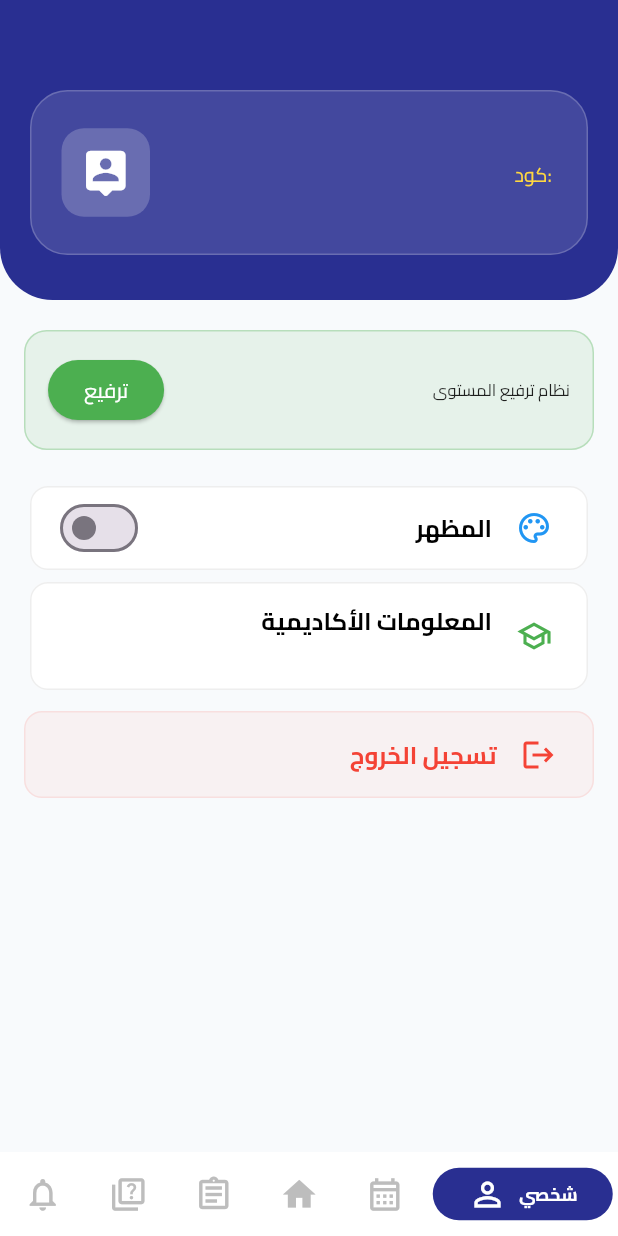
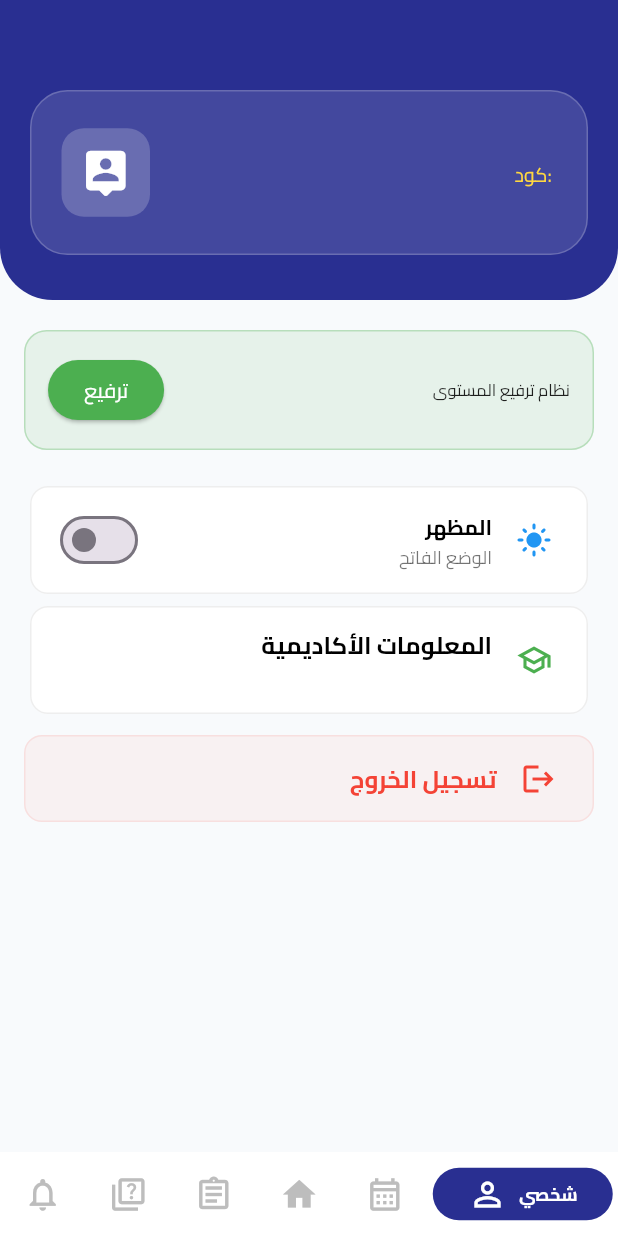
Before and after one commit to bayoumi99/Daleel-Naw3ya, a Flutter app: the StudentHomeScreen screen opened directly, item 6 of the bottom bar chosen, on a phone screen of 412 x 824 dp. Run offline on Flutter 3.47's test engine with Material 3 defaults, Android fonts, the phone set to English and light mode, and no system bars; drawn by our look-alikes of persistent_bottom_nav_bar; our stand-ins replace animate_do, cloud_firestore, firebase_auth, firebase_core, flutter_native_splash, google_fonts and 4 more; accounts and stored records are empty.

Commit message:
daleel_naw3ya

```diff
--- a/lib/tap/profile_tab.dart
+++ b/lib/tap/profile_tab.dart
@@ -295,23 +295,49 @@ class _ProfileScreenState extends State<ProfileScreen> {
   Widget _buildThemeSwitchTile() {
     return Card(
       elevation: 0,
+      // تغيير لون الكارت بناءً على الوضع
       color: widget.isDarkMode ? const Color(0xFF1E1E1E) : Colors.white,
       shape: RoundedRectangleBorder(
           borderRadius: BorderRadius.circular(12),
-          side: BorderSide(color: widget.isDarkMode ? Colors.white10 : Colors.grey.shade200)
-      ),
+          side: BorderSide(
+            color: widget.isDarkMode ? Colors.white10 : Colors.grey.shade200,
+          )),
       child: ListTile(
-        title: Text("المظهر", textAlign: TextAlign.right, style: TextStyle(color: widget.isDarkMode ? Colors.white : Colors.black, fontWeight: FontWeight.bold)),
+        // النصوص
+        title: Text(
+          "المظهر",
+          textAlign: TextAlign.right,
+          style: TextStyle(
+            color: widget.isDarkMode ? Colors.white : Colors.black,
+            fontWeight: FontWeight.bold,
+            fontSize: 14,
+          ),
+        ),
+        subtitle: Text(
+          widget.isDarkMode ? "الوضع الليلي" : "الوضع الفاتح",
+          textAlign: TextAlign.right,
+          style: TextStyle(
+            color: widget.isDarkMode ? Colors.white54 : Colors.black54,
+            fontSize: 12,
+          ),
+        ),
+        // المفتاح (Switch) جهة اليسار
         leading: Switch(
           value: widget.isDarkMode,
-          onChanged: (v) => widget.onThemeChanged(v),
           activeColor: Colors.blue,
+          onChanged: (v) {
+            // استدعاء الدالة الممرة لتغيير الثيم في التطبيق كله
+            widget.onThemeChanged(v);
+          },
         ),
-        trailing: Icon(Icons.palette_outlined, color: Colors.blue),
+        // الأيقونة جهة اليمين
+        trailing: Icon(
+          widget.isDarkMode ? Icons.dark_mode : Icons.light_mode,
+          color: Colors.blue,
+        ),
       ),
     );
   }
-
   Widget _buildSettingTile(String t, String s, IconData i, Color c) {
     return Card(
       elevation: 0,
```
Also changed, not shown: lib/main.dart (+19 -15 lines).
